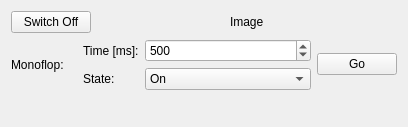
Before: the Qt Designer form src/brickv/plugin_system/plugins/solid_state_relay/ui/solid_state_relay.ui in Tinkerforge/brickv, drawn with Qt 5.
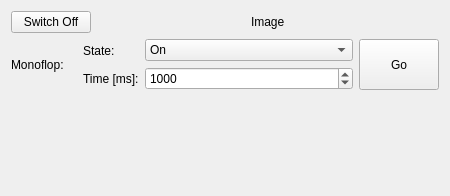
After: the same form once the commit is applied.

```diff
--- a/src/brickv/plugin_system/plugins/solid_state_relay/ui/solid_state_relay.ui
+++ b/src/brickv/plugin_system/plugins/solid_state_relay/ui/solid_state_relay.ui
@@ -6,8 +6,8 @@
    <rect>
     <x>0</x>
     <y>0</y>
-    <width>408</width>
-    <height>127</height>
+    <width>450</width>
+    <height>196</height>
    </rect>
   </property>
   <property name="windowTitle">
@@ -81,13 +81,6 @@
        </item>
        <item>
         <layout class="QVBoxLayout" name="verticalLayout_6">
-         <item>
-          <widget class="QLabel" name="label_3">
-           <property name="text">
-            <string>Time [ms]:</string>
-           </property>
-          </widget>
-         </item>
          <item>
           <widget class="QLabel" name="label_4">
            <property name="text">
@@ -95,6 +88,13 @@
            </property>
           </widget>
          </item>
+         <item>
+          <widget class="QLabel" name="label_3">
+           <property name="text">
+            <string>Time [ms]:</string>
+           </property>
+          </widget>
+         </item>
         </layout>
        </item>
        <item>
@@ -102,6 +102,26 @@
          <property name="sizeConstraint">
           <enum>QLayout::SetDefaultConstraint</enum>
          </property>
+         <item>
+          <widget class="QComboBox" name="state_combobox">
+           <property name="sizePolicy">
+            <sizepolicy hsizetype="Preferred" vsizetype="Preferred">
+             <horstretch>0</horstretch>
+             <verstretch>0</verstretch>
+            </sizepolicy>
+           </property>
+           <item>
+            <property name="text">
+             <string>On</string>
+            </property>
+           </item>
+           <item>
+            <property name="text">
+             <string>Off</string>
+            </property>
+           </item>
+          </widget>
+         </item>
          <item>
           <widget class="QSpinBox" name="time_spinbox">
            <property name="sizePolicy">
@@ -117,34 +137,20 @@
             <number>2147483647</number>
            </property>
            <property name="value">
-            <number>500</number>
+            <number>1000</number>
            </property>
           </widget>
          </item>
-         <item>
-          <widget class="QComboBox" name="state_combobox">
-           <property name="sizePolicy">
-            <sizepolicy hsizetype="Preferred" vsizetype="Preferred">
-             <horstretch>0</horstretch>
-             <verstretch>0</verstretch>
-            </sizepolicy>
-           </property>
-           <item>
-            <property name="text">
-             <string>On</string>
-            </property>
-           </item>
-           <item>
-            <property name="text">
-             <string>Off</string>
-            </property>
-           </item>
-          </widget>
-         </item>
         </layout>
        </item>
        <item>
         <widget class="QPushButton" name="go_button">
+         <property name="sizePolicy">
+          <sizepolicy hsizetype="Minimum" vsizetype="Minimum">
+           <horstretch>0</horstretch>
+           <verstretch>0</verstretch>
+          </sizepolicy>
+         </property>
          <property name="text">
           <string>Go</string>
          </property>
```
